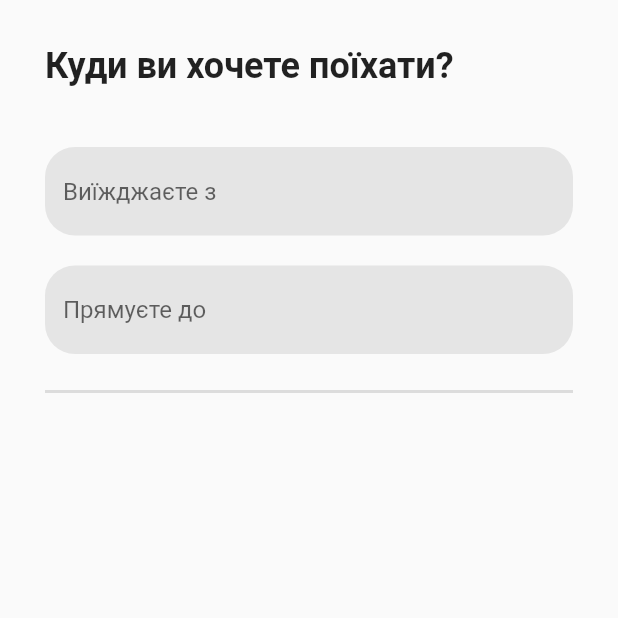
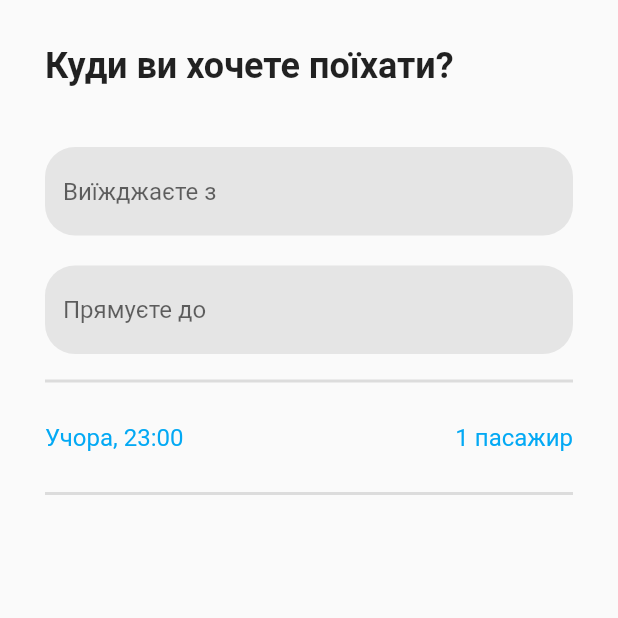
Before and after one commit to Ravenen/flutter_layout, a Flutter app: the screen it shows after launch, on a phone screen of 412 x 824 dp, the top half of it. Run offline on Flutter 3.47's test engine with Material 2 defaults, Android fonts, the phone set to English and light mode, and no system bars.

Commit message:
Added picker text with time and passengers section

```diff
--- a/lib/main.dart
+++ b/lib/main.dart
@@ -21,6 +21,13 @@ class MyApp extends StatelessWidget {
               fillColor: CustomColors.generateMaterialColor(Colors.white)[600],
               hintText: hint),
         ));
+  }
+
+  Widget _buildPickerText(String text) {
+    return Text(
+      text,
+      style: const TextStyle(fontSize: 16, color: Colors.lightBlue),
+    );
   }
 
   // This widget is the root of your application.
@@ -52,8 +59,18 @@ class MyApp extends StatelessWidget {
     );
 
     Widget divider = const Divider(
-      height: 30,
       thickness: 2,
+    );
+
+    Widget timeSector = Container(
+      padding: const EdgeInsets.symmetric(vertical: 20),
+      child: Row(
+        mainAxisAlignment: MainAxisAlignment.spaceBetween,
+        children: [
+          _buildPickerText('Учора, 23:00'),
+          _buildPickerText('1 пасажир'),
+        ],
+      ),
     );
     return MaterialApp(
       title: 'BlaBlaCar Layout',
@@ -70,6 +87,8 @@ class MyApp extends StatelessWidget {
                 titleSection,
                 textFieldsSection,
                 divider,
+                timeSector,
+                divider,
               ],
             ),
           ),
```
